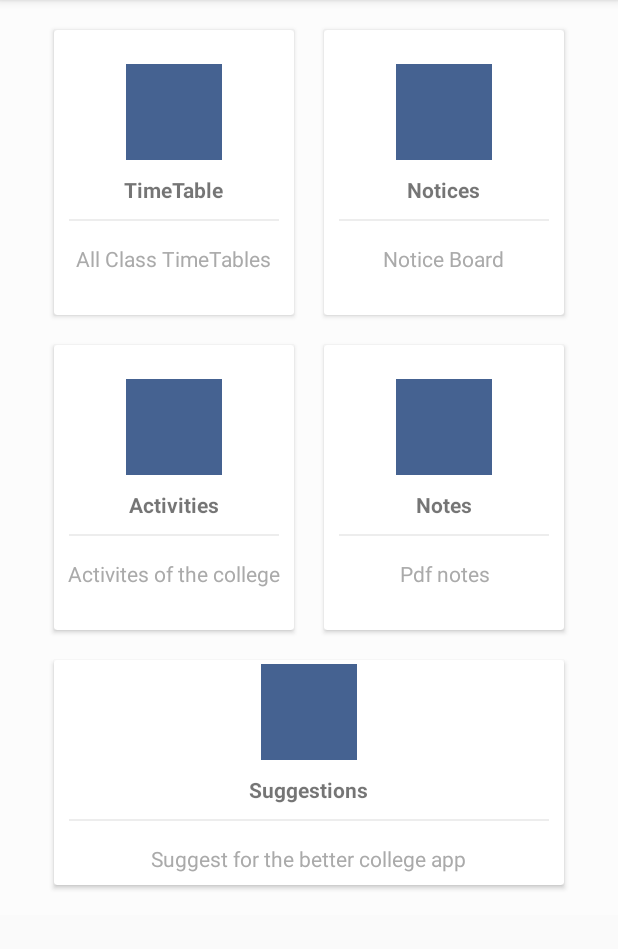
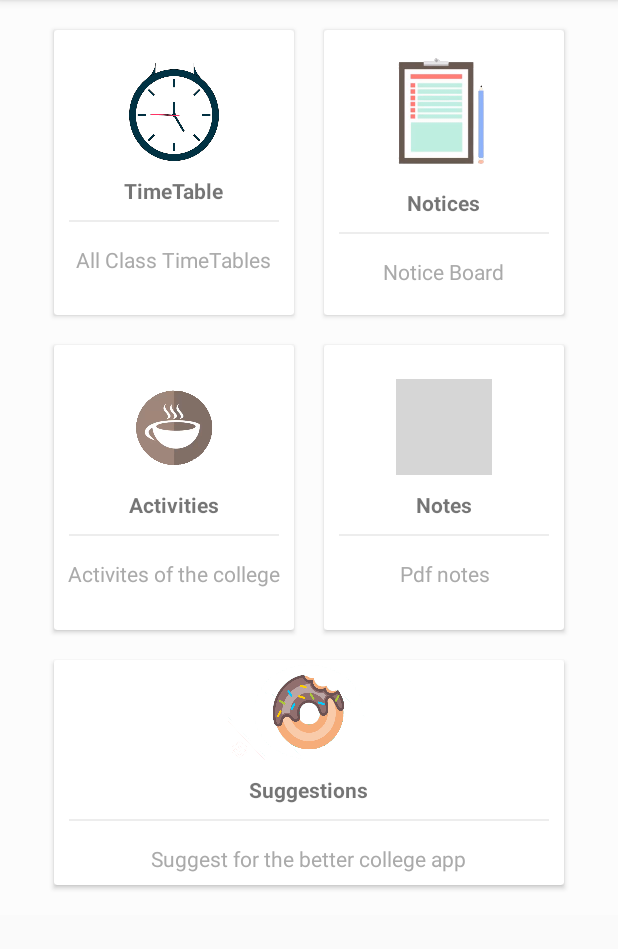
Before and after one commit to sreeteja06/catastropheapp, an Android app: the screen it shows after launch (MainActivity), on a phone screen of 412 x 824 dp, the part 84-1033 px from its top. Run offline under Robolectric (Android 15) with nearby library versions, the phone set to English and light mode, and no system bars; libraries missing offline, so code that uses them is left out: com.firebase.client; grey boxes are pictures that could not be loaded.

Commit message:
Added pngs to the cardviews

```diff
--- a/app/build.gradle
+++ b/app/build.gradle
@@ -7,7 +7,7 @@ android {
         minSdkVersion 21
         targetSdkVersion 27
         versionCode 1
-        versionName "1.2.1"
+        versionName "1.2.9"
         testInstrumentationRunner "android.support.test.runner.AndroidJUnitRunner"
     }
     buildTypes {
--- a/app/src/main/java/com/example/sreet/learning/Notices.java
+++ b/app/src/main/java/com/example/sreet/learning/Notices.java
@@ -18,7 +18,7 @@ public class Notices extends AppCompatActivity implements View.OnClickListener{
     protected void onCreate(Bundle savedInstanceState){
         super.onCreate(savedInstanceState);
         //getSupportActionBar().hide();
-        setTitle("TimeTable");
+        setTitle("Notices");
         getSupportActionBar().setDisplayHomeAsUpEnabled(true);
         setContentView(R.layout.activity_notices);
         //defining cards
--- a/app/src/main/res/layout/activity_main.xml
+++ b/app/src/main/res/layout/activity_main.xml
@@ -36,9 +36,9 @@
                 android:orientation="vertical">
 
                 <ImageView
-                    android:layout_width="64dp"
-                    android:layout_height="64dp"
-                    android:background="@drawable/cercleshape"
+                    android:layout_width="60dp"
+                    android:layout_height="65dp"
+                    android:background="@drawable/timetable"
                     android:padding="10dp" />
 
                 <TextView
@@ -79,9 +79,9 @@
                 android:orientation="vertical">
 
                 <ImageView
-                    android:layout_width="64dp"
-                    android:layout_height="64dp"
-                    android:background="@drawable/cercleshape"
+                    android:layout_width="71dp"
+                    android:layout_height="81dp"
+                    android:background="@drawable/notices"
                     android:padding="10dp" />
                 <!--android:src="@drawable/ic_lightbulb_outline_black_24dp"-->
 
@@ -133,7 +133,7 @@
                 <ImageView
                     android:layout_width="64dp"
                     android:layout_height="64dp"
-                    android:background="@drawable/cercleshape"
+                    android:background="@drawable/active"
                     android:padding="10dp" />
                 <!--android:src="@drawable/ic_control_point_black_24dp"-->
 
@@ -177,7 +177,7 @@
                 <ImageView
                     android:layout_width="64dp"
                     android:layout_height="64dp"
-                    android:background="@drawable/cercleshape"
+                    android:background="@drawable/activities"
                     android:padding="10dp" />
                 <!--android:src="@drawable/ic_attach_file_black_24dp"-->
 
@@ -228,9 +228,9 @@
                 android:orientation="vertical">
 
                 <ImageView
-                    android:layout_width="64dp"
+                    android:layout_width="107dp"
                     android:layout_height="64dp"
-                    android:background="@drawable/cercleshape"
+                    android:background="@drawable/suggestions"
                     android:padding="10dp" />
                 <!--android:src="@drawable/ic_wifi_black_24dp"-->
 
```
Also changed, not shown: app/src/main/AndroidManifest.xml (+8 -0 lines), app/src/main/java/com/example/sreet/learning/FCMService.java (+6 -7 lines), app/src/main/java/com/example/sreet/learning/NotificationReceiver.java (added, +25 -0 lines), app/src/main/java/com/example/sreet/learning/listViewClick.java (+4 -9 lines), app/src/main/res/drawable-v24/suggestions.png (added), app/src/main/res/drawable-v24/timetable.png (added), app/src/main/res/drawable/Activities.png (added), app/src/main/res/drawable/active.png (added), app/src/main/res/drawable/notices.png (added), 1 other file.
